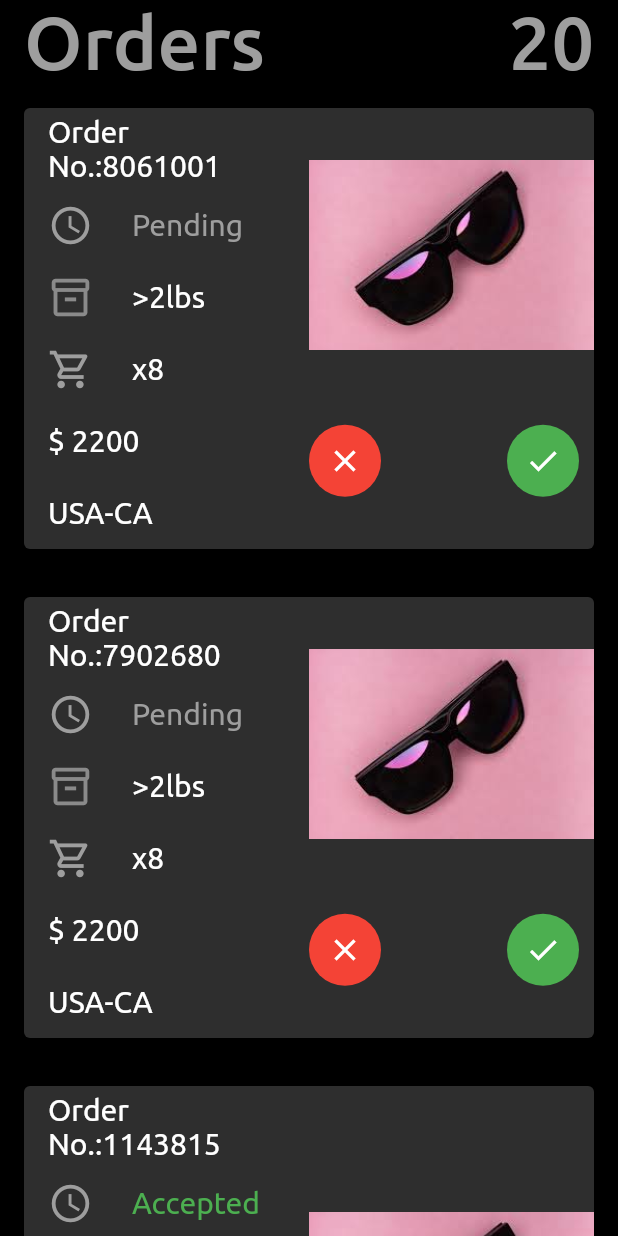
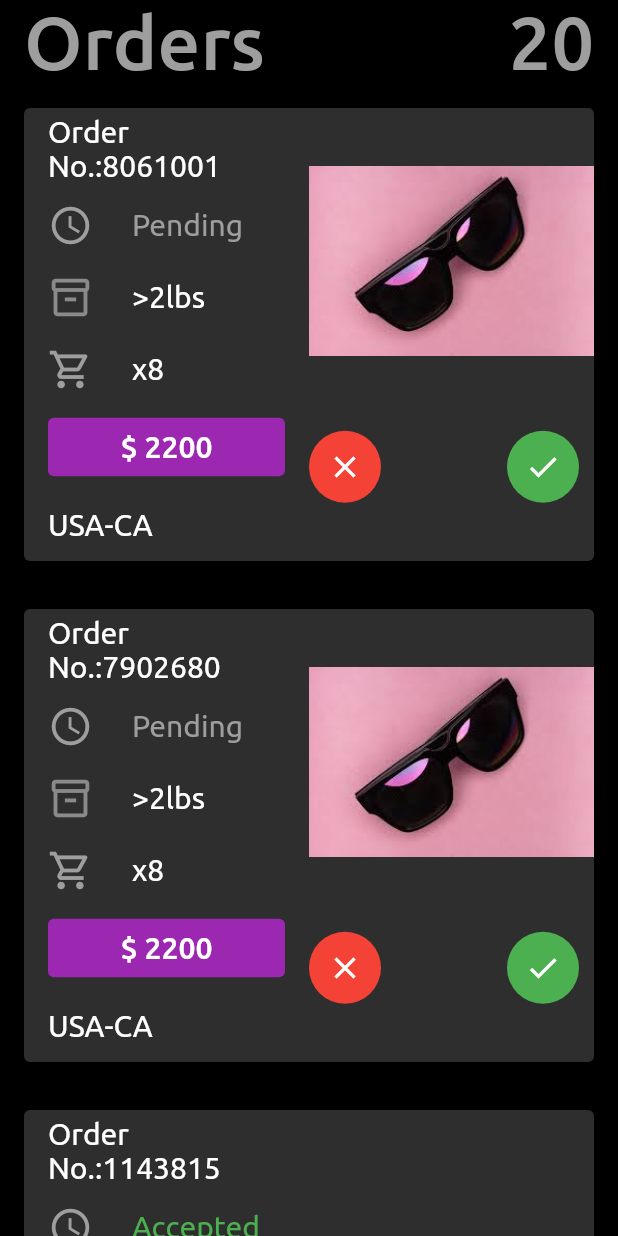
Before and after one commit to itsRaCl/sutt-task-1, a Flutter app: the screen it shows after launch, on a phone screen of 412 x 824 dp. Run offline on Flutter 3.47's test engine with Material 2 defaults, Android fonts, the phone set to English and light mode, and no system bars; project files that could hold a hidden picture were left out.

Commit message:
Added Text button

```diff
--- a/lib/main.dart
+++ b/lib/main.dart
@@ -105,7 +105,7 @@ class _FirstRouteState extends State<FirstRoute> {
               },
               child: Card(
                 margin: const EdgeInsets.all(16),
-                color: Color.fromARGB(255, 46, 46, 46),
+                color: const Color.fromARGB(255, 46, 46, 46),
                 child: Row(
                   children: [
                     Expanded(
@@ -136,8 +136,13 @@ class _FirstRouteState extends State<FirstRoute> {
                             title: Text('x8', style: textStyle2),
                             dense: true,
                           ),
-                          const ListTile(
-                            title: Text("\$ 2200", style: textStyle2),
+                          ListTile(
+                            title: TextButton(
+                              onPressed: () {},
+                              style: TextButton.styleFrom(
+                                  backgroundColor: Colors.purple),
+                              child: const Text("\$ 2200", style: textStyle2),
+                            ),
                             dense: true,
                           ),
                           const ListTile(
```
